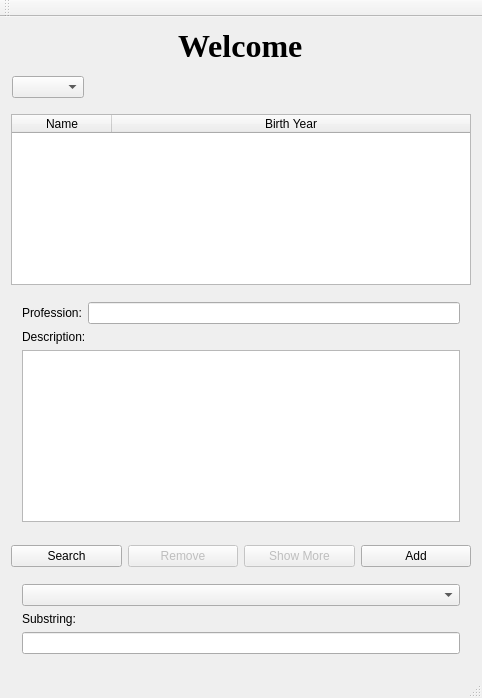
The window that mainwindow.ui (HKH515/VLN56) describes before a commit, drawn with Qt 5.
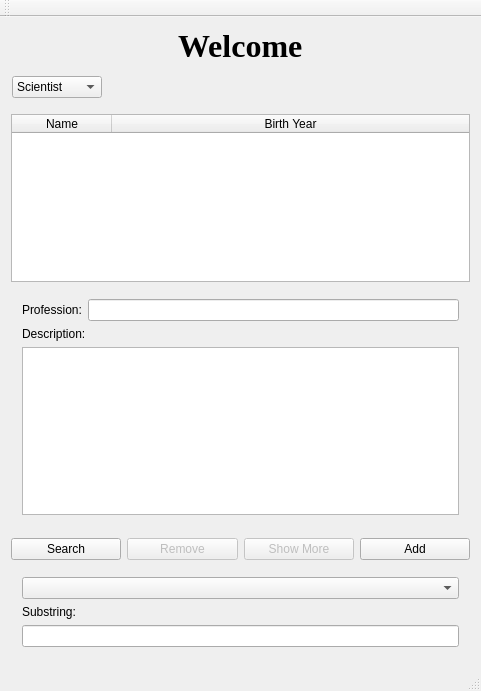
The same window after the commit.

Patch:
```diff
--- a/mainwindow.ui
+++ b/mainwindow.ui
@@ -9,8 +9,8 @@
    <rect>
     <x>0</x>
     <y>0</y>
-    <width>482</width>
-    <height>698</height>
+    <width>481</width>
+    <height>691</height>
    </rect>
   </property>
   <property name="windowTitle">
@@ -46,7 +46,18 @@
        <number>6</number>
       </property>
       <item alignment="Qt::AlignLeft">
-       <widget class="QComboBox" name="type_dropdown"/>
+       <widget class="QComboBox" name="type_dropdown">
+        <item>
+         <property name="text">
+          <string>Scientist</string>
+         </property>
+        </item>
+        <item>
+         <property name="text">
+          <string>Computers</string>
+         </property>
+        </item>
+       </widget>
       </item>
      </layout>
     </item>
```
Left out of the diff: 4 changed lines with no effect on the pictures.
